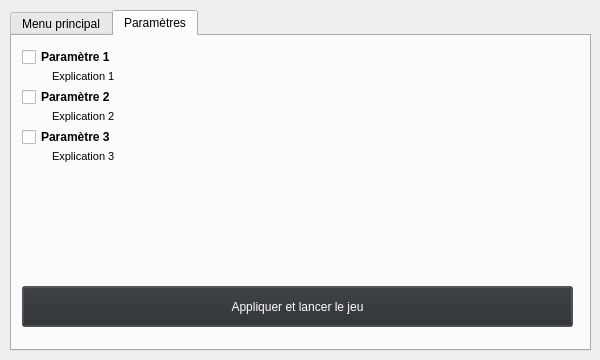
Above: ui_launcher.ui from luigiday/tower-defense before the change. Below: the same form after it.
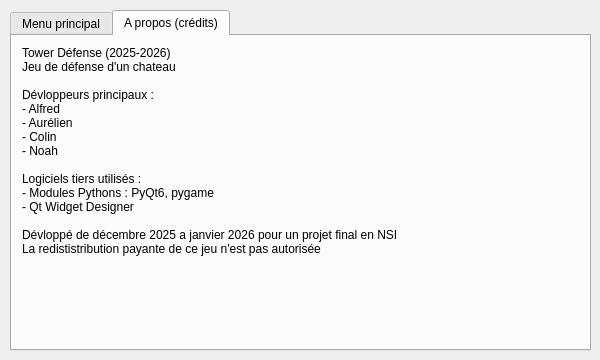
That is the form after the change. The open tabs and pages were chosen to show the change.

Commit message: mise a jour du launcher

```diff
--- a/ui_launcher.ui
+++ b/ui_launcher.ui
@@ -626,620 +626,39 @@
     </widget>
     <widget class="QWidget" name="tab_2">
      <attribute name="title">
-      <string>Paramètres</string>
+      <string>A propos (crédits)</string>
      </attribute>
-     <widget class="QLabel" name="label_3">
-      <property name="geometry">
-       <rect>
-        <x>40</x>
-        <y>30</y>
-        <width>510</width>
-        <height>20</height>
-       </rect>
-      </property>
-      <property name="font">
-       <font>
-        <pointsize>8</pointsize>
-       </font>
-      </property>
-      <property name="text">
-       <string>Explication 1</string>
-      </property>
-     </widget>
-     <widget class="QLabel" name="label_4">
-      <property name="geometry">
-       <rect>
-        <x>40</x>
-        <y>70</y>
-        <width>510</width>
-        <height>20</height>
-       </rect>
-      </property>
-      <property name="font">
-       <font>
-        <pointsize>8</pointsize>
-       </font>
-      </property>
-      <property name="text">
-       <string>Explication 2</string>
-      </property>
-     </widget>
-     <widget class="QLabel" name="label_5">
-      <property name="geometry">
-       <rect>
-        <x>40</x>
-        <y>110</y>
-        <width>521</width>
-        <height>20</height>
-       </rect>
-      </property>
-      <property name="font">
-       <font>
-        <pointsize>8</pointsize>
-       </font>
-      </property>
-      <property name="text">
-       <string>Explication 3</string>
-      </property>
-     </widget>
-     <widget class="QCheckBox" name="checkBox">
+     <widget class="QLabel" name="label_2">
       <property name="geometry">
        <rect>
         <x>10</x>
         <y>10</y>
-        <width>551</width>
-        <height>22</height>
+        <width>561</width>
+        <height>291</height>
        </rect>
       </property>
-      <property name="font">
-       <font>
-        <bold>true</bold>
-       </font>
-      </property>
       <property name="text">
-       <string>Paramètre 1</string>
+       <string>Tower Défense (2025-2026)
+Jeu de défense d'un chateau
+
+Dévloppeurs principaux :
+- Alfred
+- Aurélien
+- Colin
+- Noah
+
+Logiciels tiers utilisés :
+- Modules Pythons : PyQt6, pygame
+- Qt Widget Designer
+
+Dévloppé de décembre 2025 a janvier 2026 pour un projet final en NSI
+La redististribution payante de ce jeu n'est pas autorisée</string>
       </property>
-     </widget>
-     <widget class="QCheckBox" name="checkBox_3">
-      <property name="geometry">
-       <rect>
-        <x>10</x>
-        <y>90</y>
-        <width>551</width>
-        <height>22</height>
-       </rect>
+      <property name="alignment">
+       <set>Qt::AlignmentFlag::AlignLeading|Qt::AlignmentFlag::AlignLeft|Qt::AlignmentFlag::AlignTop</set>
       </property>
-      <property name="font">
-       <font>
-        <bold>true</bold>
-       </font>
-      </property>
-      <property name="text">
-       <string>Paramètre 3</string>
-      </property>
-     </widget>
-     <widget class="QCheckBox" name="checkBox_2">
-      <property name="geometry">
-       <rect>
-        <x>10</x>
-        <y>50</y>
-        <width>551</width>
-        <height>22</height>
-       </rect>
-      </property>
-      <property name="font">
-       <font>
-        <bold>true</bold>
-       </font>
-      </property>
-      <property name="text">
-       <string>Paramètre 2</string>
-      </property>
-     </widget>
-     <widget class="QPushButton" name="launchbtn_2">
-      <property name="geometry">
-       <rect>
-        <x>10</x>
-        <y>250</y>
-        <width>551</width>
-        <height>41</height>
-       </rect>
-      </property>
-      <property name="palette">
-       <palette>
-        <active>
-         <colorrole role="WindowText">
-          <brush brushstyle="SolidPattern">
-           <color alpha="255">
-            <red>255</red>
-            <green>255</green>
-            <blue>255</blue>
-           </color>
-          </brush>
-         </colorrole>
-         <colorrole role="Button">
-          <brush brushstyle="SolidPattern">
-           <color alpha="150">
-            <red>41</red>
-            <green>44</green>
-            <blue>48</blue>
-           </color>
-          </brush>
-         </colorrole>
-         <colorrole role="Light">
-          <brush brushstyle="SolidPattern">
-           <color alpha="150">
-            <red>62</red>
-            <green>66</green>
-            <blue>72</blue>
-           </color>
-          </brush>
-         </colorrole>
-         <colorrole role="Midlight">
-          <brush brushstyle="SolidPattern">
-           <color alpha="150">
-            <red>51</red>
-            <green>55</green>
-            <blue>60</blue>
-           </color>
-          </brush>
-         </colorrole>
-         <colorrole role="Dark">
-          <brush brushstyle="SolidPattern">
-           <color alpha="150">
-            <red>21</red>
-            <green>22</green>
-            <blue>24</blue>
-           </color>
-          </brush>
-         </colorrole>
-         <colorrole role="Mid">
-          <brush brushstyle="SolidPattern">
-           <color alpha="150">
-            <red>27</red>
-            <green>29</green>
-            <blue>32</blue>
-           </color>
-          </brush>
-         </colorrole>
-         <colorrole role="Text">
-          <brush brushstyle="SolidPattern">
-           <color alpha="255">
-            <red>255</red>
-            <green>255</green>
-            <blue>255</blue>
-           </color>
-          </brush>
-         </colorrole>
-         <colorrole role="BrightText">
-          <brush brushstyle="SolidPattern">
-           <color alpha="255">
-            <red>255</red>
-            <green>255</green>
-            <blue>255</blue>
-           </color>
-          </brush>
-         </colorrole>
-         <colorrole role="ButtonText">
-          <brush brushstyle="SolidPattern">
-           <color alpha="255">
-            <red>255</red>
-            <green>255</green>
-            <blue>255</blue>
-           </color>
-          </brush>
-         </colorrole>
-         <colorrole role="Base">
-          <brush brushstyle="SolidPattern">
-           <color alpha="255">
-            <red>0</red>
-            <green>0</green>
-            <blue>0</blue>
-           </color>
-          </brush>
-         </colorrole>
-         <colorrole role="Window">
-          <brush brushstyle="SolidPattern">
-           <color alpha="150">
-            <red>41</red>
-            <green>44</green>
-            <blue>48</blue>
-           </color>
-          </brush>
-         </colorrole>
-         <colorrole role="Shadow">
-          <brush brushstyle="SolidPattern">
-           <color alpha="255">
-            <red>0</red>
-            <green>0</green>
-            <blue>0</blue>
-           </color>
-          </brush>
-         </colorrole>
-         <colorrole role="AlternateBase">
-          <brush brushstyle="SolidPattern">
-           <color alpha="202">
-            <red>20</red>
-            <green>22</green>
-            <blue>24</blue>
-           </color>
-          </brush>
-         </colorrole>
-         <colorrole role="ToolTipBase">
-          <brush brushstyle="SolidPattern">
-           <color alpha="255">
-            <red>255</red>
-            <green>255</green>
-            <blue>220</blue>
-           </color>
-          </brush>
-         </colorrole>
-         <colorrole role="ToolTipText">
-          <brush brushstyle="SolidPattern">
-           <color alpha="255">
-            <red>0</red>
-            <green>0</green>
-            <blue>0</blue>
-           </color>
-          </brush>
-         </colorrole>
-         <colorrole role="PlaceholderText">
-          <brush brushstyle="SolidPattern">
-           <color alpha="127">
-            <red>255</red>
-            <green>255</green>
-            <blue>255</blue>
-           </color>
-          </brush>
-         </colorrole>
-         <colorrole role="Accent">
-          <brush brushstyle="SolidPattern">
-           <color alpha="255">
-            <red>0</red>
-            <green>0</green>
-            <blue>0</blue>
-           </color>
-          </brush>
-         </colorrole>
-        </active>
-        <inactive>
-         <colorrole role="WindowText">
-          <brush brushstyle="SolidPattern">
-           <color alpha="255">
-            <red>255</red>
-            <green>255</green>
-            <blue>255</blue>
-           </color>
-          </brush>
-         </colorrole>
-         <colorrole role="Button">
-          <brush brushstyle="SolidPattern">
-           <color alpha="150">
-            <red>41</red>
-            <green>44</green>
-            <blue>48</blue>
-           </color>
-          </brush>
-         </colorrole>
-         <colorrole role="Light">
-          <brush brushstyle="SolidPattern">
-           <color alpha="150">
-            <red>62</red>
-            <green>66</green>
-            <blue>72</blue>
-           </color>
-          </brush>
-         </colorrole>
-         <colorrole role="Midlight">
-          <brush brushstyle="SolidPattern">
-           <color alpha="150">
-            <red>51</red>
-            <green>55</green>
-            <blue>60</blue>
-           </color>
-          </brush>
-         </colorrole>
-         <colorrole role="Dark">
-          <brush brushstyle="SolidPattern">
-           <color alpha="150">
-            <red>21</red>
-            <green>22</green>
-            <blue>24</blue>
-           </color>
-          </brush>
-         </colorrole>
-         <colorrole role="Mid">
-          <brush brushstyle="SolidPattern">
-           <color alpha="150">
-            <red>27</red>
-            <green>29</green>
-            <blue>32</blue>
-           </color>
-          </brush>
-         </colorrole>
-         <colorrole role="Text">
-          <brush brushstyle="SolidPattern">
-           <color alpha="255">
-            <red>255</red>
-            <green>255</green>
-            <blue>255</blue>
-           </color>
-          </brush>
-         </colorrole>
-         <colorrole role="BrightText">
-          <brush brushstyle="SolidPattern">
-           <color alpha="255">
-            <red>255</red>
-            <green>255</green>
-            <blue>255</blue>
-           </color>
-          </brush>
-         </colorrole>
-         <colorrole role="ButtonText">
-          <brush brushstyle="SolidPattern">
-           <color alpha="255">
-            <red>255</red>
-            <green>255</green>
-            <blue>255</blue>
-           </color>
-          </brush>
-         </colorrole>
-         <colorrole role="Base">
-          <brush brushstyle="SolidPattern">
-           <color alpha="255">
-            <red>0</red>
-            <green>0</green>
-            <blue>0</blue>
-           </color>
-          </brush>
-         </colorrole>
-         <colorrole role="Window">
-          <brush brushstyle="SolidPattern">
-           <color alpha="150">
-            <red>41</red>
-            <green>44</green>
-            <blue>48</blue>
-           </color>
-          </brush>
-         </colorrole>
-         <colorrole role="Shadow">
-          <brush brushstyle="SolidPattern">
-           <color alpha="255">
-            <red>0</red>
-            <green>0</green>
-            <blue>0</blue>
-           </color>
-          </brush>
-         </colorrole>
-         <colorrole role="AlternateBase">
-          <brush brushstyle="SolidPattern">
-           <color alpha="202">
-            <red>20</red>
-            <green>22</green>
-            <blue>24</blue>
-           </color>
-          </brush>
-         </colorrole>
-         <colorrole role="ToolTipBase">
-          <brush brushstyle="SolidPattern">
-           <color alpha="255">
-            <red>255</red>
-            <green>255</green>
-            <blue>220</blue>
-           </color>
-          </brush>
-         </colorrole>
-         <colorrole role="ToolTipText">
-          <brush brushstyle="SolidPattern">
-           <color alpha="255">
-            <red>0</red>
-            <green>0</green>
-            <blue>0</blue>
-           </color>
-          </brush>
-         </colorrole>
-         <colorrole role="PlaceholderText">
-          <brush brushstyle="SolidPattern">
-           <color alpha="127">
-            <red>255</red>
-            <green>255</green>
-            <blue>255</blue>
-           </color>
-          </brush>
-         </colorrole>
-         <colorrole role="Accent">
-          <brush brushstyle="SolidPattern">
-           <color alpha="255">
-            <red>0</red>
-            <green>0</green>
-            <blue>0</blue>
-           </color>
-          </brush>
-         </colorrole>
-        </inactive>
-        <disabled>
-         <colorrole role="WindowText">
-          <brush brushstyle="SolidPattern">
-           <color alpha="150">
-            <red>21</red>
-            <green>22</green>
-            <blue>24</blue>
-           </color>
-          </brush>
-         </colorrole>
-         <colorrole role="Button">
-          <brush brushstyle="SolidPattern">
-           <color alpha="150">
-            <red>41</red>
-            <green>44</green>
-            <blue>48</blue>
-           </color>
-          </brush>
-         </colorrole>
-         <colorrole role="Light">
-          <brush brushstyle="SolidPattern">
-           <color alpha="150">
-            <red>62</red>
-            <green>66</green>
-            <blue>72</blue>
-           </color>
-          </brush>
-         </colorrole>
-         <colorrole role="Midlight">
-          <brush brushstyle="SolidPattern">
-           <color alpha="150">
-            <red>51</red>
-            <green>55</green>
-            <blue>60</blue>
-           </color>
-          </brush>
-         </colorrole>
-         <colorrole role="Dark">
-          <brush brushstyle="SolidPattern">
-           <color alpha="150">
-            <red>21</red>
-            <green>22</green>
-            <blue>24</blue>
-           </color>
-          </brush>
-         </colorrole>
-         <colorrole role="Mid">
-          <brush brushstyle="SolidPattern">
-           <color alpha="150">
-            <red>27</red>
-            <green>29</green>
-            <blue>32</blue>
-           </color>
-          </brush>
-         </colorrole>
-         <colorrole role="Text">
-          <brush brushstyle="SolidPattern">
-           <color alpha="150">
-            <red>21</red>
-            <green>22</green>
-            <blue>24</blue>
-           </color>
-          </brush>
-         </colorrole>
-         <colorrole role="BrightText">
-          <brush brushstyle="SolidPattern">
-           <color alpha="255">
-            <red>255</red>
-            <green>255</green>
-            <blue>255</blue>
-           </color>
-          </brush>
-         </colorrole>
-         <colorrole role="ButtonText">
-          <brush brushstyle="SolidPattern">
-           <color alpha="150">
-            <red>21</red>
-            <green>22</green>
-            <blue>24</blue>
-           </color>
-          </brush>
-         </colorrole>
-         <colorrole role="Base">
-          <brush brushstyle="SolidPattern">
-           <color alpha="150">
-            <red>41</red>
-            <green>44</green>
-            <blue>48</blue>
-           </color>
-          </brush>
-         </colorrole>
-         <colorrole role="Window">
-          <brush brushstyle="SolidPattern">
-           <color alpha="150">
-            <red>41</red>
-            <green>44</green>
-            <blue>48</blue>
-           </color>
-          </brush>
-         </colorrole>
-         <colorrole role="Shadow">
-          <brush brushstyle="SolidPattern">
-           <color alpha="255">
-            <red>0</red>
-            <green>0</green>
-            <blue>0</blue>
-           </color>
-          </brush>
-         </colorrole>
-         <colorrole role="AlternateBase">
-          <brush brushstyle="SolidPattern">
-           <color alpha="150">
-            <red>41</red>
-            <green>44</green>
-            <blue>48</blue>
-           </color>
-          </brush>
-         </colorrole>
-         <colorrole role="ToolTipBase">
-          <brush brushstyle="SolidPattern">
-           <color alpha="255">
-            <red>255</red>
-            <green>255</green>
-            <blue>220</blue>
-           </color>
-          </brush>
-         </colorrole>
-         <colorrole role="ToolTipText">
-          <brush brushstyle="SolidPattern">
-           <color alpha="255">
-            <red>0</red>
-            <green>0</green>
-            <blue>0</blue>
-           </color>
-          </brush>
-         </colorrole>
-         <colorrole role="PlaceholderText">
-          <brush brushstyle="SolidPattern">
-           <color alpha="75">
-            <red>21</red>
-            <green>22</green>
-            <blue>24</blue>
-           </color>
-          </brush>
-         </colorrole>
-         <colorrole role="Accent">
-          <brush brushstyle="SolidPattern">
-           <color alpha="150">
-            <red>29</red>
-            <green>31</green>
-            <blue>34</blue>
-           </color>
-          </brush>
-         </colorrole>
-        </disabled>
-       </palette>
-      </property>
-      <property name="toolTip">
-       <string>Lance le version actuele du jeu avec les paramètres definis dans la fênetre</string>
-      </property>
-      <property name="toolTipDuration">
-       <number>10</number>
-      </property>
-      <property name="text">
-       <string>Appliquer et lancer le jeu</string>
-      </property>
-      <property name="checkable">
-       <bool>false</bool>
-      </property>
-      <property name="checked">
-       <bool>false</bool>
-      </property>
-      <property name="autoRepeat">
-       <bool>false</bool>
-      </property>
-      <property name="autoDefault">
-       <bool>false</bool>
-      </property>
-      <property name="default">
-       <bool>false</bool>
-      </property>
-      <property name="flat">
-       <bool>false</bool>
+      <property name="textInteractionFlags">
+       <set>Qt::TextInteractionFlag::NoTextInteraction</set>
       </property>
      </widget>
     </widget>
```
Left out of the diff: 6 changed lines with no effect on the pictures. The commit also changes 1 other file.
